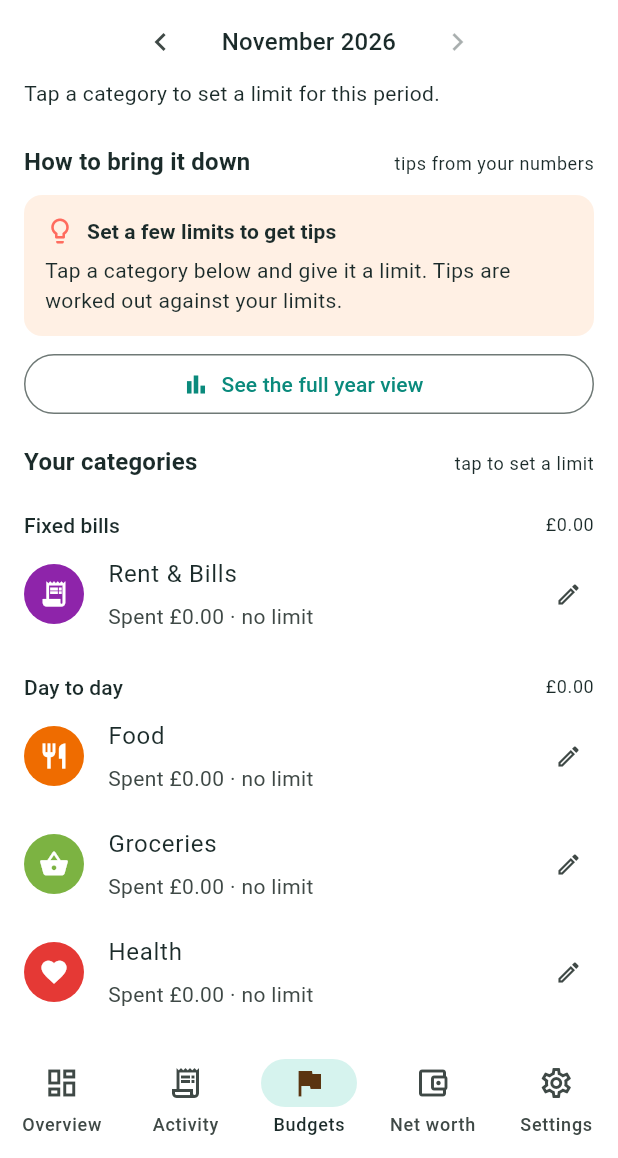
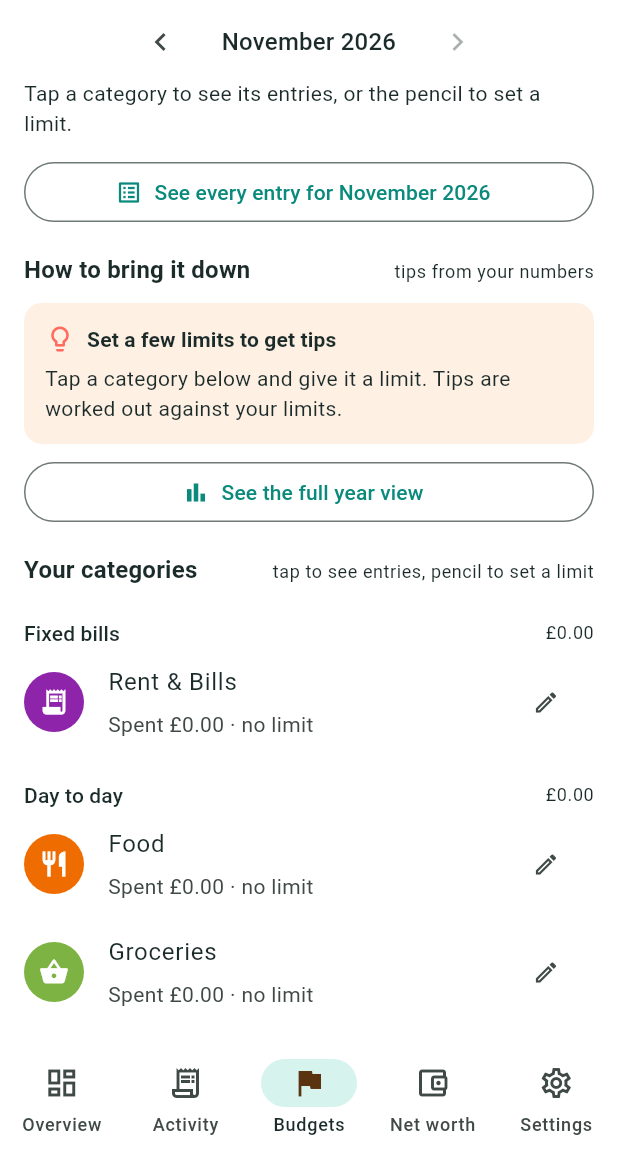
Before and after one commit to tanmaygarg1809/pocket-ledger, a Flutter app: the screen it shows after launch, item 3 of the bottom bar chosen, on a phone screen of 412 x 824 dp, the part 78-1236 px from its top. Run offline on Flutter 3.47's test engine with Material 3 defaults, Android fonts, the phone set to English and light mode, and no system bars; our stand-ins replace cloud_firestore, file_picker, firebase_auth, firebase_core, fl_chart, flutter_local_notifications and 4 more; missing offline and left inert: excel; accounts and stored records are empty.

Commit message:
Budgets: drill into any category or all spending for month/quarter/year
Co-Authored-By: Claude Sonnet 5.5 <noreply@anthropic.com>
Claude-Session: https://claude.ai/code/session_01SU4m9DnN7A2E2FJQ1TPPQD

```diff
--- a/lib/screens/budgets.dart
+++ b/lib/screens/budgets.dart
@@ -1,9 +1,11 @@
 import 'package:fl_chart/fl_chart.dart';
 import 'package:flutter/material.dart' hide Category;
+import 'package:intl/intl.dart';
 
 import '../budget_tips.dart';
 import '../models.dart';
 import '../store.dart';
+import 'drill.dart';
 import 'month_bar.dart';
 import 'year.dart';
 
@@ -96,7 +98,7 @@ class BudgetsScreen extends StatelessWidget {
             else
               const Padding(
                 padding: EdgeInsets.fromLTRB(16, 0, 16, 8),
-                child: Text('Tap a category to set a limit for this period.'),
+                child: Text('Tap a category to see its entries, or the pencil to set a limit.'),
               ),
             if (limits.isNotEmpty) ...[
               _SectionTitle(
@@ -106,6 +108,14 @@ class BudgetsScreen extends StatelessWidget {
                       : 'by month'),
               _SpendChart(store: store, period: period),
             ],
+            Padding(
+              padding: const EdgeInsets.fromLTRB(16, 4, 16, 0),
+              child: OutlinedButton.icon(
+                icon: const Icon(Icons.list_alt),
+                label: Text('See every entry for ${_periodLabel()}'),
+                onPressed: () => _drill(context, null),
+              ),
+            ),
             _SectionTitle('How to bring it down', 'tips from your numbers'),
             for (final t in store.tips(period, store.budgetAnchor)) _TipCard(tip: t),
             Padding(
@@ -121,7 +131,7 @@ class BudgetsScreen extends StatelessWidget {
                 )),
               ),
             ),
-            const _SectionTitle('Your categories', 'tap to set a limit'),
+            const _SectionTitle('Your categories', 'tap to see entries, pencil to set a limit'),
             for (final g in store.groupsFor(TxType.expense)) ...[
               _groupHeader(context, g, spent, limits),
               for (final c in store.categoriesFor(TxType.expense)
@@ -165,7 +175,7 @@ class BudgetsScreen extends StatelessWidget {
     final progress =
         limit == null ? 0.0 : (spent / limit).clamp(0.0, 1.0).toDouble();
     return ListTile(
-      onTap: () => _edit(context, c.name),
+      onTap: () => _drill(context, c.name),
       leading: CircleAvatar(
         backgroundColor: c.colorValue,
         child: Icon(c.iconData, color: Colors.white, size: 20),
@@ -196,8 +206,39 @@ class BudgetsScreen extends StatelessWidget {
                 ],
               ),
       ),
-      trailing: const Icon(Icons.edit_outlined, size: 18),
+      trailing: IconButton(
+        tooltip: 'Set limit',
+        icon: const Icon(Icons.edit_outlined, size: 18),
+        onPressed: () => _edit(context, c.name),
+      ),
     );
+  }
+
+  String _periodLabel() {
+    final p = store.budgetPeriod;
+    final a = store.budgetAnchor;
+    if (p == BudgetPeriod.month) return DateFormat('MMMM yyyy').format(a);
+    if (p == BudgetPeriod.quarter) return 'Q${(a.month - 1) ~/ 3 + 1} ${a.year}';
+    return '${a.year}';
+  }
+
+  /// Every entry in this period: for one category, or all spending when [category] is null.
+  void _drill(BuildContext context, String? category) {
+    final p = store.budgetPeriod;
+    final start = AppStore.periodStart(p, store.budgetAnchor);
+    final end = AppStore.periodEnd(p, store.budgetAnchor);
+    Navigator.of(context).push(MaterialPageRoute(
+      builder: (_) => DrillScreen(
+        store: store,
+        title: category ?? 'All spending',
+        subtitle: _periodLabel(),
+        test: (t) =>
+            t.type == TxType.expense &&
+            (category == null ? !store.isSaving(t.category) : t.category == category) &&
+            !t.date.isBefore(start) &&
+            t.date.isBefore(end),
+      ),
+    ));
   }
 }
 
```
